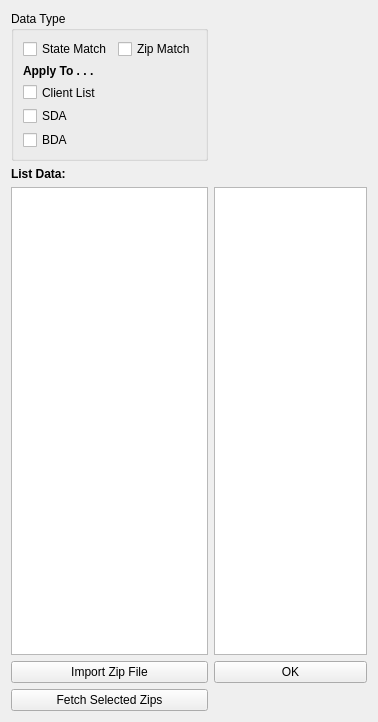
Above: state_zip_editor.ui from asinger321123/Epoc_Gui_Python3 before the change. Below: the same form after it.
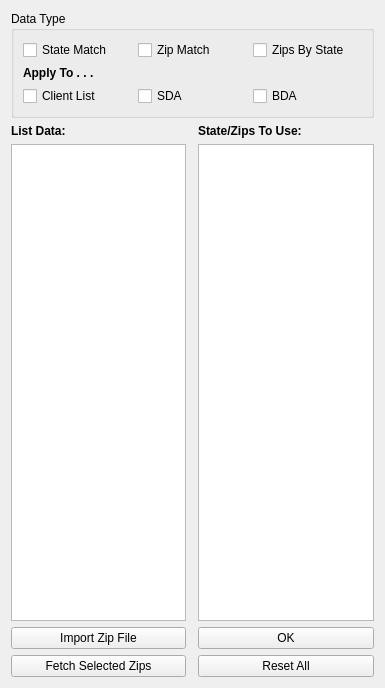
That is the form after the change.

Commit message: Finishing Touches on Front End Gui Code to Support Zip/State Matching for Presales and Targeting

What changed in the file:
```diff
--- a/state_zip_editor.ui
+++ b/state_zip_editor.ui
@@ -9,14 +9,21 @@
    <rect>
     <x>0</x>
     <y>0</y>
-    <width>378</width>
-    <height>722</height>
+    <width>385</width>
+    <height>688</height>
    </rect>
   </property>
   <property name="windowTitle">
    <string>State / Zip Editor</string>
   </property>
   <layout class="QGridLayout" name="gridLayout">
+   <item row="8" column="2">
+    <widget class="QPushButton" name="resetAll_pushButton">
+     <property name="text">
+      <string>Reset All</string>
+     </property>
+    </widget>
+   </item>
    <item row="6" column="2">
     <widget class="QListWidget" name="final_state_zip_listWidget">
      <property name="dragDropMode">
@@ -56,6 +63,26 @@
      </property>
     </widget>
    </item>
+   <item row="8" column="0">
+    <widget class="QPushButton" name="fetchZips_pushButton">
+     <property name="text">
+      <string>Fetch Selected Zips</string>
+     </property>
+    </widget>
+   </item>
+   <item row="4" column="2">
+    <widget class="QLabel" name="label_2">
+     <property name="font">
+      <font>
+       <weight>75</weight>
+       <bold>true</bold>
+      </font>
+     </property>
+     <property name="text">
+      <string>State/Zips To Use:</string>
+     </property>
+    </widget>
+   </item>
    <item row="7" column="2">
     <widget class="QPushButton" name="ok_pushButton">
      <property name="text">
@@ -63,7 +90,14 @@
      </property>
     </widget>
    </item>
-   <item row="3" column="0">
+   <item row="7" column="0">
+    <widget class="QPushButton" name="import_pushButton">
+     <property name="text">
+      <string>Import Zip File</string>
+     </property>
+    </widget>
+   </item>
+   <item row="0" column="0" colspan="3">
     <widget class="QGroupBox" name="groupBox">
      <property name="minimumSize">
       <size>
@@ -74,13 +108,13 @@
      <property name="maximumSize">
       <size>
        <width>16777215</width>
-       <height>150</height>
+       <height>175</height>
       </size>
      </property>
      <property name="title">
       <string>Data Type</string>
      </property>
-     <layout class="QFormLayout" name="formLayout">
+     <layout class="QGridLayout" name="gridLayout_2">
       <item row="0" column="0">
        <widget class="QCheckBox" name="stateMatch_checkBox">
         <property name="text">
@@ -88,14 +122,28 @@
         </property>
        </widget>
       </item>
-      <item row="0" column="1">
-       <widget class="QCheckBox" name="zipMatch_checkBox">
+      <item row="0" column="2">
+       <widget class="QCheckBox" name="zipsByState_checkBox">
         <property name="text">
-         <string>Zip Match</string>
+         <string>Zips By State</string>
         </property>
        </widget>
       </item>
-      <item row="1" column="0">
+      <item row="5" column="1">
+       <widget class="QCheckBox" name="sda_checkBox">
+        <property name="text">
+         <string>SDA</string>
+        </property>
+       </widget>
+      </item>
+      <item row="5" column="2">
+       <widget class="QCheckBox" name="bda_checkBox">
+        <property name="text">
+         <string>BDA</string>
+        </property>
+       </widget>
+      </item>
+      <item row="4" column="0">
        <widget class="QLabel" name="label">
         <property name="font">
          <font>
@@ -108,44 +156,23 @@
         </property>
        </widget>
       </item>
-      <item row="2" column="0">
+      <item row="0" column="1">
+       <widget class="QCheckBox" name="zipMatch_checkBox">
+        <property name="text">
+         <string>Zip Match</string>
+        </property>
+       </widget>
+      </item>
+      <item row="5" column="0">
        <widget class="QCheckBox" name="clientList_checkBox">
         <property name="text">
          <string>Client List</string>
         </property>
        </widget>
       </item>
-      <item row="3" column="0">
-       <widget class="QCheckBox" name="sda_checkBox">
-        <property name="text">
-         <string>SDA</string>
-        </property>
-       </widget>
-      </item>
-      <item row="4" column="0">
-       <widget class="QCheckBox" name="bda_checkBox">
-        <property name="text">
-         <string>BDA</string>
-        </property>
-       </widget>
-      </item>
      </layout>
     </widget>
    </item>
-   <item row="7" column="0">
-    <widget class="QPushButton" name="import_pushButton">
-     <property name="text">
-      <string>Import Zip File</string>
-     </property>
-    </widget>
-   </item>
-   <item row="8" column="0">
-    <widget class="QPushButton" name="fetchZips_pushButton">
-     <property name="text">
-      <string>Fetch Selected Zips</string>
-     </property>
-    </widget>
-   </item>
   </layout>
  </widget>
  <resources/>
```
The commit also changes 4 other files.
